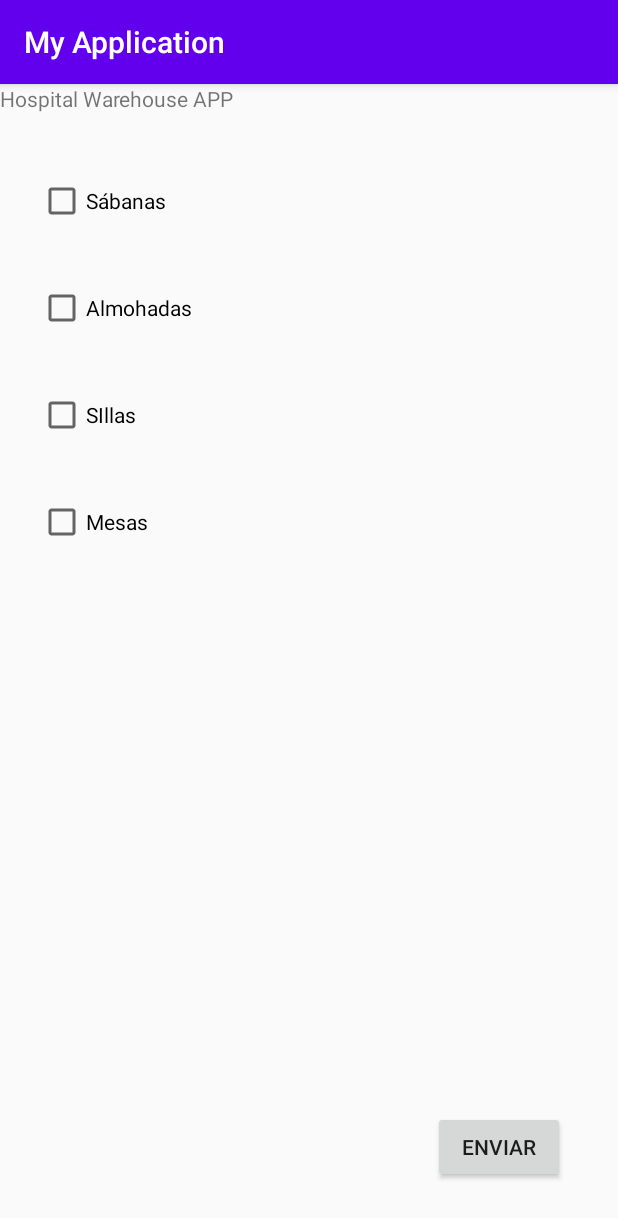
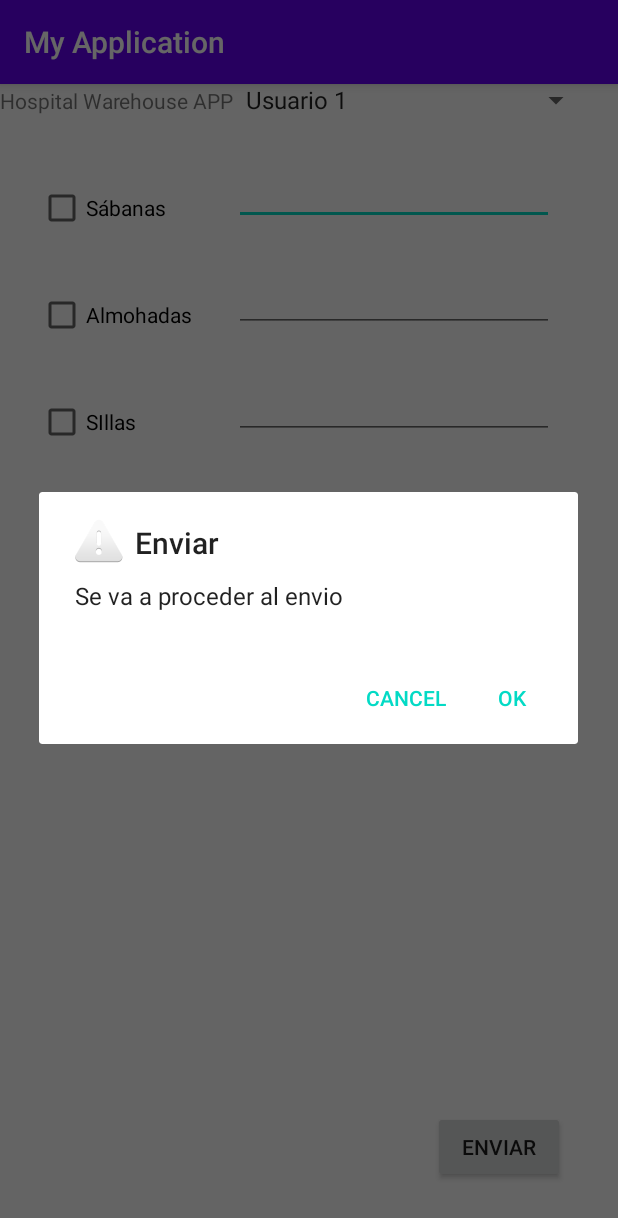
Before and after one commit to JoseCarlosMorales/SecurityTeam17, an Android app: the screen it shows after launch (MainActivity), after a tap on "ENVIAR", on a phone screen of 412 x 824 dp. Shown: the top 1218 px of the screen. Run offline under Robolectric (Android 15) with nearby library versions, the phone set to English and light mode, and no system bars.

Commit message:
Avance en firma de datos y envio

```diff
--- a/MyApplication/app/src/main/java/com/example/myapplication/MainActivity.java
+++ b/MyApplication/app/src/main/java/com/example/myapplication/MainActivity.java
@@ -5,10 +5,24 @@ import android.content.DialogInterface;
 import android.content.res.Resources;
 import android.os.Bundle;
 import android.view.View;
+import android.widget.AdapterView;
 import android.widget.CheckBox;
+import android.widget.EditText;
+import android.widget.Spinner;
 import android.widget.Toast;
 
 import androidx.appcompat.app.AppCompatActivity;
+
+import java.io.BufferedReader;
+import java.io.InputStreamReader;
+import java.io.OutputStreamWriter;
+import java.io.PrintWriter;
+import java.security.KeyPair;
+import java.security.KeyPairGenerator;
+import java.security.Signature;
+
+import javax.net.ssl.SSLSocket;
+import javax.net.ssl.SSLSocketFactory;
 
 
 public class MainActivity extends AppCompatActivity {
@@ -16,13 +30,27 @@ public class MainActivity extends AppCompatActivity {
     // Setup Server information
     protected static String server = "192.168.1.133";
     protected static int port = 7070;
-    int numSabanas;
-    int numAlmohadas;
-    int numSillas;
-    int numMesas;
+    String numSabanas,numAlmohadas,numSillas,numMesas;
+
+    KeyPair clave1,clave2,clave3,claveAdmin,keys;
+
 
     @Override
     protected void onCreate(Bundle savedInstanceState) {
+        try{
+            KeyPairGenerator kgen = KeyPairGenerator.getInstance("RSA");
+            kgen.initialize(2048);
+            clave1 = kgen.generateKeyPair();
+
+            clave2 = kgen.generateKeyPair();
+
+            clave3 = kgen.generateKeyPair();
+
+            claveAdmin = kgen.generateKeyPair();
+
+        }catch (Exception e) {
+            e.printStackTrace();
+        }
         super.onCreate(savedInstanceState);
         setContentView(R.layout.activity_main);
 
@@ -42,15 +70,26 @@ public class MainActivity extends AppCompatActivity {
 
     // Creación de un cuadro de dialogo para confirmar pedido
     private void showDialog() throws Resources.NotFoundException {
-        CheckBox sabanas = (CheckBox) findViewById(R.id.checkBox_sabanas);
-        CheckBox almohadas = (CheckBox) findViewById(R.id.checkBox_almohadas);
-        CheckBox sillas = (CheckBox) findViewById(R.id.checkBox_sillas);
-        CheckBox mesas = (CheckBox) findViewById(R.id.checkBox_mesas);
+        final CheckBox sabanas = (CheckBox) findViewById(R.id.checkBox_sabanas);
+        final CheckBox almohadas = (CheckBox) findViewById(R.id.checkBox_almohadas);
+        final CheckBox sillas = (CheckBox) findViewById(R.id.checkBox_sillas);
+        final CheckBox mesas = (CheckBox) findViewById(R.id.checkBox_mesas);
+        final EditText inSabanas = (EditText) findViewById(R.id.input_sabanas);
+        final EditText inAlmohadas = (EditText) findViewById(R.id.input_almohadas);
+        final EditText inSillas = (EditText) findViewById(R.id.input_sillas);
+        final EditText inMesas = (EditText) findViewById(R.id.input_mesas);
+        final Spinner spinner = (Spinner) findViewById(R.id.spinner);
 
-        if (!sabanas.isChecked()) {
+        if (!sabanas.isChecked() && !almohadas.isChecked() && !sillas.isChecked() && !mesas.isChecked()) {
             // Mostramos un mensaje emergente;
             Toast.makeText(getApplicationContext(), "Selecciona al menos un elemento", Toast.LENGTH_SHORT).show();
-        } else {
+        }if(sabanas.isChecked() && (inSabanas == null || Integer.parseInt(inSabanas.toString()) < 0)
+                ||almohadas.isChecked() && (inAlmohadas == null || Integer.parseInt(inAlmohadas.toString()) < 0)
+                ||sillas.isChecked() && (inSillas == null || Integer.parseInt(inSillas.toString()) < 0)
+                ||mesas.isChecked() && (inMesas == null|| Integer.parseInt(inMesas.toString()) < 0)){
+            Toast.makeText(getApplicationContext(), "Debe introducir un valor adecuado", Toast.LENGTH_SHORT).show();
+        }
+        else {
             new AlertDialog.Builder(this)
                     .setTitle("Enviar")
                     .setMessage("Se va a proceder al envio")
@@ -61,13 +100,53 @@ public class MainActivity extends AppCompatActivity {
                                 public void onClick(DialogInterface dialog, int whichButton) {
 
                                     // 1. Extraer los datos de la vista
+                                    if (!sabanas.isChecked()){
+                                        numSabanas = "0";
+                                    }else{
+                                        numSabanas = inSabanas.toString();
+                                    }
+                                    if (!almohadas.isChecked()){
+                                        numAlmohadas = "0";
+                                    }else{
+                                        numAlmohadas = inAlmohadas.toString();
+                                    }
+                                    if (!sillas.isChecked()){
+                                        numSillas = "0";
+                                    }else{
+                                        numSillas = inSillas.toString();
+                                    }
+                                    if (!mesas.isChecked()){
+                                        numMesas = "0";
+                                    }else{
+                                        numMesas = inMesas.toString();
+                                    }
+
+                                    final String data = "Sabanas:" + numSabanas + " Almohadas:" + numAlmohadas +
+                                            " Sillas:" + numSillas + " Mesas:" + numMesas;
+
+                                    spinner.setOnItemSelectedListener(new AdapterView.OnItemSelectedListener() {
+                                        @Override
+                                        public void onItemSelected(AdapterView<?> adapterView, View view, int i, long l) {
+                                            String user = adapterView.getItemAtPosition(i).toString();
+                                            if(user.equals("Usuario 1")){
+                                                keys = clave1;
+                                            }else if (user.equals("Usuario 2")){
+                                                keys = clave2;
+                                            }else if (user.equals("Usuario 3")){
+                                                keys = clave3;
+                                            }else if (user.equals("Admin")){
+                                                keys = claveAdmin;
+                                            }
+                                        }
+
+                                        @Override
+                                        public void onNothingSelected(AdapterView<?> adapterView) {
+
+                                        }
+                                    });
 
                                     // 2. Firmar los datos
                                     try {
-                                        KeyPairGenerator kgen = KeyPairGenerator.getInstance("RSA");
-                                        kgen.initialize(2048);
-                                        KeyPair keys = kgen.generateKeyPair();
-
                                         Signature sg = Signature.getInstance("SHA256withRSA");
                                         sg.initSign(keys.getPrivate());
                                         sg.update(data.getBytes());
--- a/MyApplication/app/src/main/res/layout/activity_main.xml
+++ b/MyApplication/app/src/main/res/layout/activity_main.xml
@@ -4,13 +4,6 @@
     android:layout_width="match_parent"
     android:layout_height="match_parent"
      tools:context="com.example.myapplication.MainActivity">
-
-    <TextView
-        android:id="@+id/textView"
-        android:layout_width="match_parent"
-        android:layout_height="wrap_content"
-        android:text="Hospital Warehouse APP"
-        tools:text="Hospital Warehouse APP" />
 
     <Button
         android:id="@+id/button_send"
@@ -27,9 +20,25 @@
     <TableLayout
         android:layout_width="match_parent"
         android:layout_height="714dp"
-        android:layout_below="@+id/textView"
         android:layout_marginTop="-1dp">
 
+        <TableRow
+            android:layout_width="match_parent"
+            android:layout_height="match_parent">
+            <TextView
+                android:id="@+id/textView"
+                android:layout_width="match_parent"
+                android:layout_height="wrap_content"
+                android:text="Hospital Warehouse APP"
+                tools:text="Hospital Warehouse APP" />
+
+            <Spinner
+                android:id="@+id/spinner"
+                android:layout_width="match_parent"
+                android:layout_height="wrap_content"
+                android:entries="@array/spinnerData"/>
+
+        </TableRow>
         <TableRow
             android:layout_width="match_parent"
             android:layout_height="match_parent">
@@ -53,7 +62,7 @@
                 android:layout_marginRight="25dp"
                 android:ems="10"
                 android:inputType="number"
-                android:visibility="invisible" />
+                android:visibility="visible" />
 
         </TableRow>
 
@@ -80,7 +89,7 @@
                 android:layout_marginRight="25dp"
                 android:ems="10"
                 android:inputType="number"
-                android:visibility="invisible" />
+                android:visibility="visible" />
         </TableRow>
 
         <TableRow
@@ -106,7 +115,7 @@
                 android:layout_marginRight="25dp"
                 android:ems="10"
                 android:inputType="number"
-                android:visibility="invisible" />
+                android:visibility="visible" />
         </TableRow>
 
         <TableRow
@@ -132,7 +141,7 @@
                 android:layout_marginRight="25dp"
                 android:ems="10"
                 android:inputType="number"
-                android:visibility="invisible" />
+                android:visibility="visible" />
         </TableRow>
     </TableLayout>
 
--- a/MyApplication/app/src/main/res/values/strings.xml
+++ b/MyApplication/app/src/main/res/values/strings.xml
@@ -1,3 +1,9 @@
 <resources>
     <string name="app_name">My Application</string>
+    <string-array name="spinnerData">
+        <item>Usuario 1</item>
+        <item>Usuario 2</item>
+        <item>Usuario 3</item>
+        <item>Admin</item>
+    </string-array>
 </resources>
```
